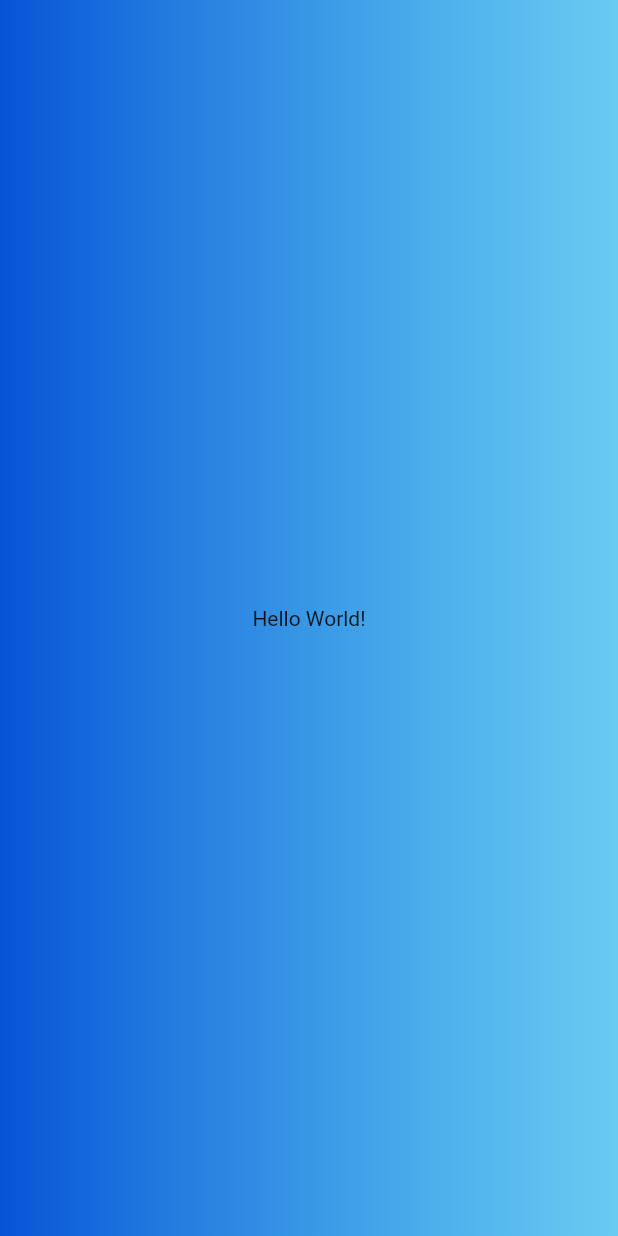
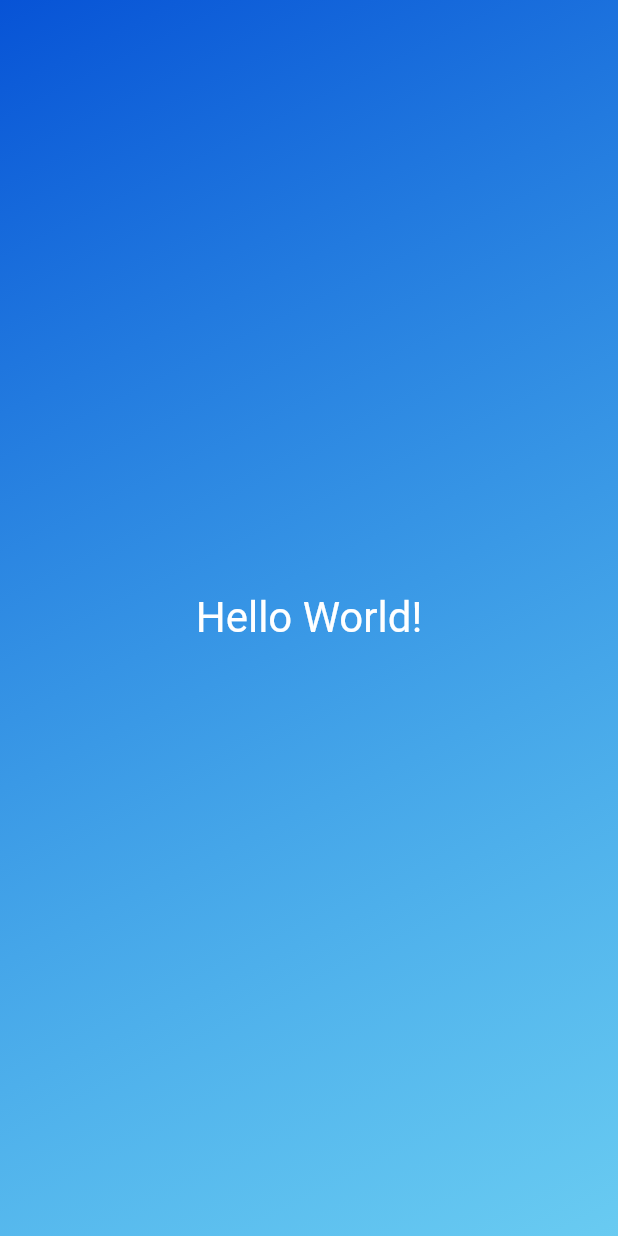
Before and after one commit to DAYA-KUN/first_app, a Flutter app: the screen it shows after launch, on a phone screen of 412 x 824 dp. Run offline on Flutter 3.47's test engine with Material 2 defaults, Android fonts, the phone set to English and light mode, and no system bars.

```diff
--- a/lib/main.dart
+++ b/lib/main.dart
@@ -4,20 +4,31 @@ void main() {
   runApp(
     MaterialApp(
       home: Scaffold(
-        body: Container(
+        body: GradientContainer(),
+      ),
+    ),
+  );
+}
+class GradientContainer extends StatelessWidget{
+  @override
+  Widget build(context){
+       return Container(
           decoration: const BoxDecoration(
             gradient: LinearGradient(
               colors: [
                 Color.fromARGB(255, 7, 83, 214),
-                Color.fromARGB(158, 16, 174, 236)
+                Color.fromARGB(158, 16, 174, 236),
               ],
+              begin: Alignment.topLeft,
+              end: Alignment.bottomRight,
             ),
           ),
           child: const Center(
-            child: Text('Hello World!'),
+            child: Text('Hello World!', style:TextStyle(
+              color: Colors.white,
+              fontSize: 28,
+            ),),
           ),
-        ),
-      ),
-    ),
-  );
+       );
+  }
 }
```
